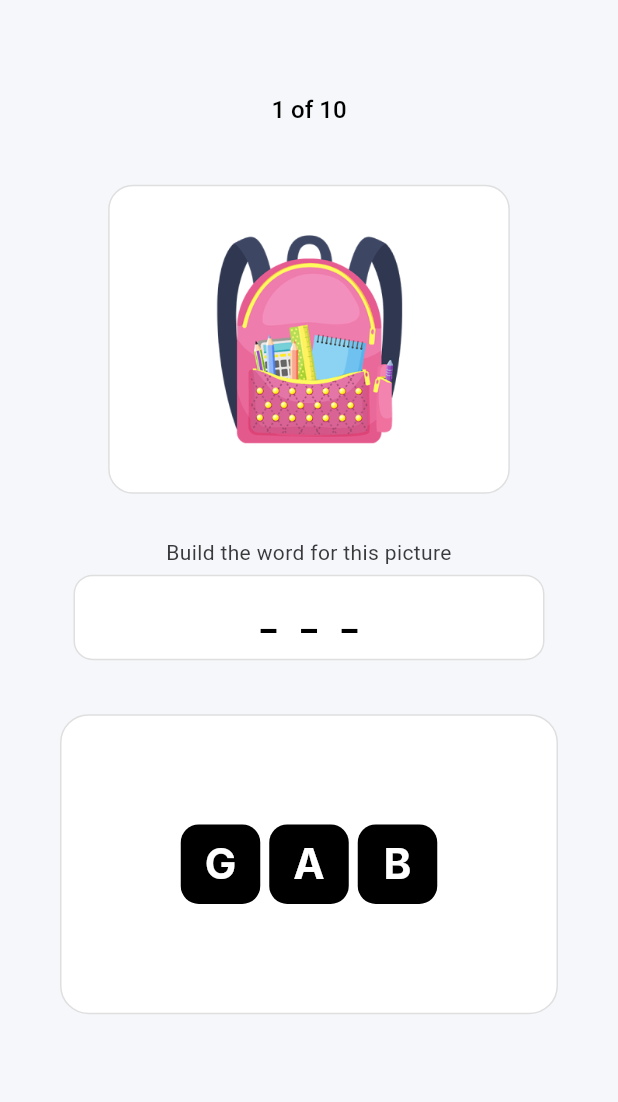
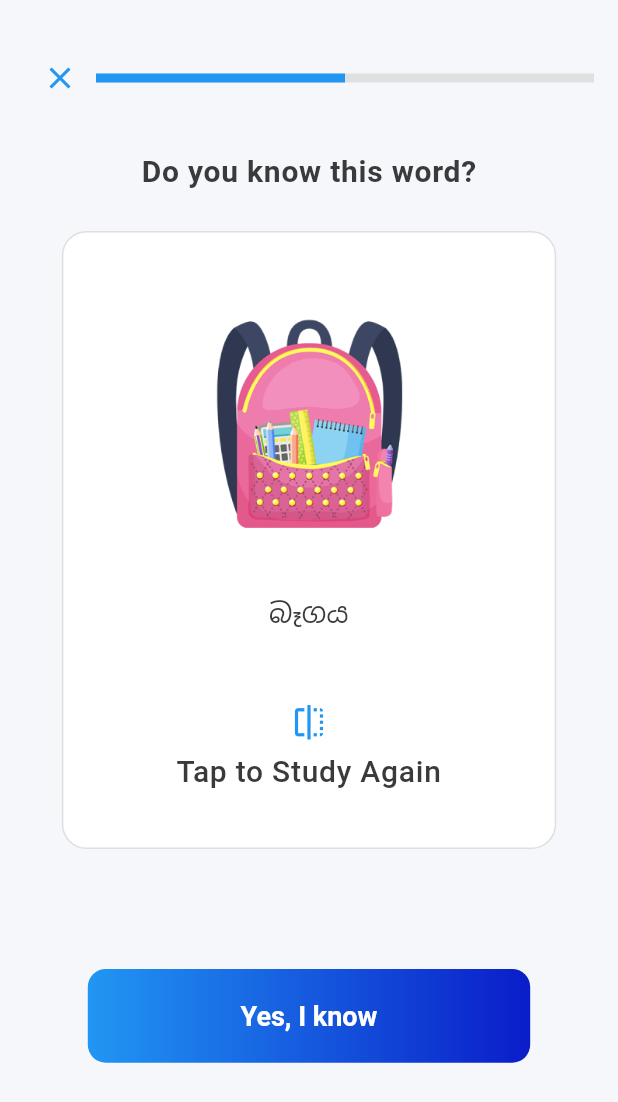
Before and after one commit to Himashirathnayake1/English-game-app, a Flutter app: the screen it shows after launch, on a phone screen of 412 x 824 dp. Shown: the top 1102 px of the screen. Run offline on Flutter 3.47's test engine with Material 3 defaults, Android fonts, the light colour scheme and no system bars; drawn by our look-alikes of flip_card; Roboto replaces fonts that are missing (Inter, Poppins).

Commit message:
working fflash cards

```diff
--- a/lib/main.dart
+++ b/lib/main.dart
@@ -16,7 +16,7 @@ class MyApp extends StatelessWidget {
       //home: const QuizScreen(),
       theme: AppTheme.lightTheme,
       routes: AppRoutes.routes,
-      initialRoute: AppRoutes.quiz,
+      initialRoute: AppRoutes.flashCard,
     );
   }
 }
--- a/lib/routes/app_route.dart
+++ b/lib/routes/app_route.dart
@@ -1,10 +1,13 @@
 import 'package:flutter/material.dart';
-import '../screens/quiz_screen.dart';
+import 'package:learning_app/screens/flash_card_screen.dart';
+import '../screens/letter_sufftle_screen.dart';
 
 class AppRoutes {
   static const String quiz = '/quiz';
+  static const String flashCard = '/flash-card';
 
   static Map<String, WidgetBuilder> routes = {
     quiz: (context) => const QuizScreen(),
+    flashCard: (context) => FlashCardScreen(),
   };
 }
--- /dev/null
+++ b/lib/screens/flash_card_screen.dart
@@ -0,0 +1,208 @@
+import 'package:flutter/material.dart';
+import 'package:flip_card/flip_card.dart';
+import 'package:learning_app/widgets/bottom_button.dart';
+
+class FlashCardScreen extends StatefulWidget {
+  @override
+  _FlashCardScreenState createState() => _FlashCardScreenState();
+}
+
+class _FlashCardScreenState extends State<FlashCardScreen> {
+  GlobalKey<FlipCardState> cardKey = GlobalKey<FlipCardState>();
+
+  @override
+  Widget build(BuildContext context) {
+    return Scaffold(
+      body: SafeArea(
+        child: Column(
+          children: [
+            // Top bar with close button and progress
+            SizedBox(height: 20),
+            Padding(
+              padding: const EdgeInsets.symmetric(
+                horizontal: 16.0,
+                vertical: 8,
+              ),
+              child: Row(
+                children: [
+                  IconButton(
+                    icon: Icon(Icons.close, color: Colors.blue),
+                    onPressed: () {
+                      Navigator.pop(context);
+                    },
+                  ),
+                  Expanded(
+                    child: LinearProgressIndicator(
+                      value: 0.5, // update dynamically
+                      backgroundColor: Colors.grey[300],
+                      color: Colors.blue,
+                      minHeight: 6,
+                    ),
+                  ),
+                ],
+              ),
+            ),
+
+            const SizedBox(height: 20),
+
+            // Title
+            Text(
+              "Do you know this word?",
+              style: Theme.of(
+                context,
+              ).textTheme.bodyLarge?.copyWith(fontWeight: FontWeight.w600),
+            ),
+
+            const SizedBox(height: 30),
+
+            // Flip card
+            Expanded(
+              child: Center(
+                child: FlipCard(
+                  key: cardKey,
+                  flipOnTouch: true,
+                  front: buildFrontCard(),
+                  back: buildBackCard(),
+                ),
+              ),
+            ),
+          ],
+        ),
+      ),
+    );
+  }
+
+  // Front side
+  Widget buildFrontCard() {
+    return Column(
+      children: [
+        Container(
+          width: MediaQuery.of(context).size.width * 0.80,
+          height: MediaQuery.of(context).size.height * 0.50,
+          decoration: BoxDecoration(
+            color: Colors.white,
+            borderRadius: BorderRadius.circular(
+              MediaQuery.of(context).size.width * 0.04,
+            ),
+            border: Border.all(color: const Color(0xFFDFDFDF), width: 1),
+          ),
+          child: Center(
+            child: Column(
+              mainAxisAlignment: MainAxisAlignment.center,
+              children: [
+                Image.asset(
+                  "assets/images/bag.png",
+                  width: MediaQuery.of(context).size.width * 0.42,
+                  height: MediaQuery.of(context).size.width * 0.42,
+                  fit: BoxFit.contain,
+                ),
+                const SizedBox(height: 30),
+                Text(
+                  "බෑගය",
+                  textAlign: TextAlign.center,
+                  style: Theme.of(
+                    context,
+                  ).textTheme.bodyMedium?.copyWith(fontSize: 18),
+                ),
+                const SizedBox(height: 52),
+                GestureDetector(
+                  onTap: () {
+                    cardKey.currentState?.toggleCard();
+                  },
+                  child: Column(
+                    children: [
+                      Icon(Icons.flip, size: 25, color: Colors.blue),
+                      const SizedBox(height: 10),
+                      Text(
+                        "Tap to Study Again",
+                        textAlign: TextAlign.center,
+                        style: Theme.of(context).textTheme.bodyLarge,
+                      ),
+                    ],
+                  ),
+                ),
+              ],
+            ),
+          ),
+        ),
+        SizedBox(height: 80),
+
+        // Bottom button
+        GradientButton(
+          text: "Yes, I know",
+          onPressed: () {
+            // your action
+          },
+          gradientColors: [
+            Colors.blue,
+            const Color.fromARGB(255, 10, 29, 201),
+          ], // optional custom gradient
+        ),
+      ],
+    );
+  }
+
+  // Back side
+  Widget buildBackCard() {
+    return Column(
+      children: [
+        Container(
+          width: MediaQuery.of(context).size.width * 0.80,
+          height: MediaQuery.of(context).size.height * 0.50,
+          decoration: BoxDecoration(
+            color: Colors.white,
+            borderRadius: BorderRadius.circular(
+              MediaQuery.of(context).size.width * 0.04,
+            ),
+            border: Border.all(color: const Color(0xFFDFDFDF), width: 1),
+          ),
+          child: Center(
+            child: Column(
+              mainAxisAlignment: MainAxisAlignment.center,
+              children: [
+                Text("Bag", style: Theme.of(context).textTheme.bodyLarge),
+                const SizedBox(height: 20),
+                Text(
+                  "බෑගය",
+                  textAlign: TextAlign.center,
+                  style: Theme.of(
+                    context,
+                  ).textTheme.bodyMedium?.copyWith(fontSize: 18),
+                ),
+                const SizedBox(height: 32),
+                Icon(Icons.volume_up, size: 111, color: Colors.red),
+                  const SizedBox(height: 52),
+                GestureDetector(
+                  onTap: () {
+                    cardKey.currentState?.toggleCard();
+                  },
+                  child: Column(
+                    children: [
+                      Icon(Icons.flip, size: 25, color: Colors.red),
+                      const SizedBox(height: 10),
+                      Text(
+                        "Tap to Flip",
+                        textAlign: TextAlign.center,
+                        style: Theme.of(context).textTheme.bodyLarge,
+                      ),
+                    ],
+                  ),
+                ),
+              ],
+            ),
+          ),
+        ),
+        SizedBox(height: 80),
+
+        // Bottom button
+        GradientButton(
+          text: "Next Word",
+          onPressed: () {
+            // your action
+          },
+          gradientColors: [Colors.red, const Color.fromARGB(255, 117, 5, 5)],
+        ),
+      ],
+    );
+  }
+}
--- a/lib/screens/quiz_screen.dart
+++ b/lib/screens/letter_sufftle_screen.dart
@@ -1,4 +1,5 @@
 import 'package:flutter/material.dart';
+import 'package:learning_app/screens/resuls_screen.dart';
 import 'package:learning_app/widgets/letter_button.dart';
 import 'package:learning_app/widgets/popup.dart';
 import '../widgets/answer_box.dart';
@@ -7,7 +8,7 @@ class QuizItem {
   final String word;
   final String imagePath;
   final String translation;
-  final List<String> letters; // show these letters in quiz container
+  final List<String> letters;
 
   QuizItem({
     required this.word,
@@ -15,6 +16,13 @@ class QuizItem {
     required this.translation,
     required this.letters,
   });
+}
+
+class QuizResult {
+  final String word;
+  final bool isCorrect;
+
+  QuizResult({required this.word, required this.isCorrect});
 }
 
 class QuizScreen extends StatefulWidget {
@@ -33,14 +41,12 @@ class _QuizScreenState extends State<QuizScreen> {
       translation: "බෑගය",
       letters: ["G", "A", "B"],
     ),
-
     QuizItem(
       word: "PENCIL",
       imagePath: "assets/images/pencil.png",
       translation: "පැන්සල",
       letters: ["C", "E", "L", "N", "I", "P"],
     ),
-
     QuizItem(
       word: "TEACHER",
       imagePath: "assets/images/teacher.png",
@@ -51,7 +57,7 @@ class _QuizScreenState extends State<QuizScreen> {
       word: "CHAIR",
       imagePath: "assets/images/chair.png",
       translation: "පුටුව",
-      letters: ["I", "R","H", "A", "C"],
+      letters: ["I", "R", "H", "A", "C"],
     ),
     QuizItem(
       word: "TABLE",
@@ -69,7 +75,7 @@ class _QuizScreenState extends State<QuizScreen> {
       word: "TOYS",
       imagePath: "assets/images/toys.jpg",
       translation: "සෙල්ලම් බඩු",
-      letters: ["Y","T", "O",  "S"],
+      letters: ["Y", "T", "O", "S"],
     ),
     QuizItem(
       word: "HOUSE",
@@ -87,17 +93,20 @@ class _QuizScreenState extends State<QuizScreen> {
       word: "STUDENT",
       imagePath: "assets/images/student.webp",
       translation: "ශිෂ්‍යයා",
-      letters: ["T", "E", "N", "D","T", "S", "U"],
+      letters: ["T", "E", "N", "D", "T", "S", "U"],
     ),
   ];
 
-  int currentIndex = 0; // Track current quiz index
-  late List<String?> answerSlots; // slots for each letter in the word
+  int currentIndex = 0;
+  late List<String?> answerSlots;
   String? wrongLetter;
-  Set<String> usedLetters = {}; // track used letters with index e.g. E0, E6
+  Set<String> usedLetters = {};
+
+  // results tracking
+  List<QuizResult> results = [];
+  bool attemptedWrong = false;
 
   QuizItem get currentQuiz => quizzes[currentIndex];
-
 
   @override
   void initState() {
@@ -109,16 +118,15 @@ class _QuizScreenState extends State<QuizScreen> {
     answerSlots = List<String?>.filled(currentQuiz.word.length, null);
     wrongLetter = null;
     usedLetters.clear();
+    attemptedWrong = false; // reset wrong attempts for new word
   }
 
   void onLetterTap(String letter, int index) {
     final word = currentQuiz.word.toUpperCase();
-
-  // find the first empty slot (sequence order)
     int nextIndex = answerSlots.indexWhere((e) => e == null);
 
-  if (nextIndex == -1) return; // if already full return
-//If letter matches the expected one at nextIndex → fill slot, mark button used, clear wrong flag.
+    if (nextIndex == -1) return;
+
     if (word[nextIndex] == letter) {
       setState(() {
         answerSlots[nextIndex] = letter;
@@ -126,8 +134,12 @@ class _QuizScreenState extends State<QuizScreen> {
         wrongLetter = null;
       });
 
-    // check if completed
+      // ✅ word completed
       if (answerSlots.join() == word) {
+        results.add(
+          QuizResult(word: currentQuiz.word, isCorrect: !attemptedWrong),
+        );
+
         showModalBottomSheet(
           context: context,
           isScrollControlled: true,
@@ -145,14 +157,13 @@ class _QuizScreenState extends State<QuizScreen> {
         );
       }
     } else {
-    //  wrong letter
+      //  wrong
       setState(() {
         wrongLetter = letter;
+        attemptedWrong = true;
       });
     }
   }
-
-
 
   void goToNextQuiz() {
     if (currentIndex < quizzes.length - 1) {
@@ -161,9 +172,12 @@ class _QuizScreenState extends State<QuizScreen> {
         resetQuiz();
       });
     } else {
-      // Finished all
-      ScaffoldMessenger.of(context).showSnackBar(
-        const SnackBar(content: Text("All quizzes completed 🎉")),
+      // Finished all quizzes → go to result screen
+      Navigator.pushReplacement(
+        context,
+        MaterialPageRoute(
+          builder: (_) => ResultScreen(results: results),
+        ),
       );
     }
   }
@@ -178,8 +192,6 @@ class _QuizScreenState extends State<QuizScreen> {
         child: Column(
           children: [
             SizedBox(height: screenHeight * 0.08),
-
-            // Progress text
             Align(
               alignment: Alignment.center,
               child: Text(
@@ -187,10 +199,7 @@ class _QuizScreenState extends State<QuizScreen> {
                 style: Theme.of(context).textTheme.titleLarge,
               ),
             ),
-
             SizedBox(height: screenHeight * 0.05),
-
-            //  Image container
             Container(
               width: screenWidth * 0.65,
               height: screenHeight * 0.25,
@@ -208,20 +217,15 @@ class _QuizScreenState extends State<QuizScreen> {
                 ),
               ),
             ),
-
             const SizedBox(height: 32),
             Text(
               "Build the word for this picture",
               textAlign: TextAlign.center,
               style: Theme.of(context).textTheme.bodyMedium,
             ),
-
             const SizedBox(height: 8),
-            AnswerBox(answer: answerSlots), //  show slots not list
-
+            AnswerBox(answer: answerSlots),
             const SizedBox(height: 36),
-
-            //  Quiz letters
             Container(
               width: 332,
               height: 200,
--- /dev/null
+++ b/lib/screens/resuls_screen.dart
@@ -0,0 +1,56 @@
+import 'package:flutter/material.dart';
+import 'letter_sufftle_screen.dart';
+
+class ResultScreen extends StatelessWidget {
+  final List<QuizResult> results;
+
+  const ResultScreen({super.key, required this.results});
+
+  @override
+  Widget build(BuildContext context) {
+    int correctCount = results.where((r) => r.isCorrect).length;
+
+    return Scaffold(
+      appBar: AppBar(title: const Text("Results")),
+      body: Padding(
+        padding: const EdgeInsets.all(16.0),
+        child: Column(
+          children: [
+            Text(
+              "Your Score: $correctCount / ${results.length}",
+              style: Theme.of(context).textTheme.headlineSmall,
+            ),
+            const SizedBox(height: 20),
+            Expanded(
+              child: ListView.builder(
+                itemCount: results.length,
+                itemBuilder: (context, index) {
+                  final result = results[index];
+                  return Card(
+                    child: ListTile(
+                      title: Text(result.word,
+                          style: const TextStyle(
+                              fontSize: 20, fontWeight: FontWeight.bold)),
+                      trailing: result.isCorrect
+                          ? const Icon(Icons.check_circle, color: Colors.green)
+                          : const Icon(Icons.cancel, color: Colors.red),
+                    ),
+                  );
+                },
+              ),
+            ),
+            ElevatedButton(
+              onPressed: () {
+                Navigator.pushReplacement(
+                  context,
+                  MaterialPageRoute(builder: (_) => const QuizScreen()),
+                );
+              },
+              child: const Text("Play Again"),
+            ),
+          ],
+        ),
+      ),
+    );
+  }
+}
--- a/lib/theme/app_theme.dart
+++ b/lib/theme/app_theme.dart
@@ -4,7 +4,36 @@ class AppTheme {
   static ThemeData lightTheme = ThemeData(
     primarySwatch: Colors.blue,
     scaffoldBackgroundColor: const Color(0xFFF5F7FA),
+    appBarTheme: AppBarTheme(
+      backgroundColor: Colors.blue,
+      foregroundColor: Colors.white,
+      elevation: 0,
+      centerTitle: true,
+      titleTextStyle: const TextStyle(
+        fontFamily: 'Poppins',
+        fontSize: 20,
+        fontWeight: FontWeight.bold,
+        color: Colors.white,
+      ),
+    ),
     fontFamily: 'Poppins',
+    // Add elevated button theme
+    elevatedButtonTheme: ElevatedButtonThemeData(
+      style: ElevatedButton.styleFrom(
+        backgroundColor: Colors.blue,
+        foregroundColor: Colors.white,
+        padding: const EdgeInsets.symmetric(horizontal: 16, vertical: 12),
+        shape: RoundedRectangleBorder(
+          borderRadius: BorderRadius.circular(8),
+        ),
+        elevation: 2,
+        textStyle: const TextStyle(
+          fontFamily: 'Poppins',
+          fontSize: 16,
+          fontWeight: FontWeight.w500,
+        ),
+      ),
+    ),
     textTheme: const TextTheme(
       bodyMedium: TextStyle(
         fontSize: 14,
@@ -24,7 +53,6 @@ class AppTheme {
         fontWeight: FontWeight.w500,
         height: 1.0,
       ),
-
       headlineLarge: TextStyle(
         fontFamily: 'Inter',
         fontSize: 28.07,
--- /dev/null
+++ b/lib/widgets/bottom_button.dart
@@ -0,0 +1,48 @@
+import 'package:flutter/material.dart';
+
+class GradientButton extends StatelessWidget {
+  final String text;
+  final VoidCallback onPressed;
+  final List<Color> gradientColors;
+
+  const GradientButton({
+    super.key,
+    required this.text,
+    required this.onPressed,
+    this.gradientColors = const [Color(0xFF2E7D32), Color(0xFF4CAF50)],
+  });
+
+  @override
+  Widget build(BuildContext context) {
+    return Container(
+      width: 294.93,
+      height: 62.49,
+      decoration: BoxDecoration(
+        gradient: LinearGradient(
+          colors: gradientColors,
+          begin: Alignment.centerLeft,
+          end: Alignment.centerRight,
+        ),
+        borderRadius: BorderRadius.circular(12), // rounded edges
+      ),
+      child: ElevatedButton(
+        style: ElevatedButton.styleFrom(
+          backgroundColor: Colors.transparent,
+          shadowColor: Colors.transparent,
+          shape: RoundedRectangleBorder(
+            borderRadius: BorderRadius.circular(12),
+          ),
+        ),
+        onPressed: onPressed,
+        child: Text(
+          text,
+          style: const TextStyle(
+            fontSize: 18,
+            fontWeight: FontWeight.w600,
+            color: Colors.white,
+          ),
+        ),
+      ),
+    );
+  }
+}
--- a/pubspec.yaml
+++ b/pubspec.yaml
@@ -34,6 +34,7 @@ dependencies:
   # The following adds the Cupertino Icons font to your application.
   # Use with the CupertinoIcons class for iOS style icons.
   cupertino_icons: ^1.0.8
+  flip_card: ^0.7.0
 
 dev_dependencies:
   flutter_test:
```
Also changed, not shown: pubspec.lock. Lines whose indentation alone changed are shown as unchanged.
